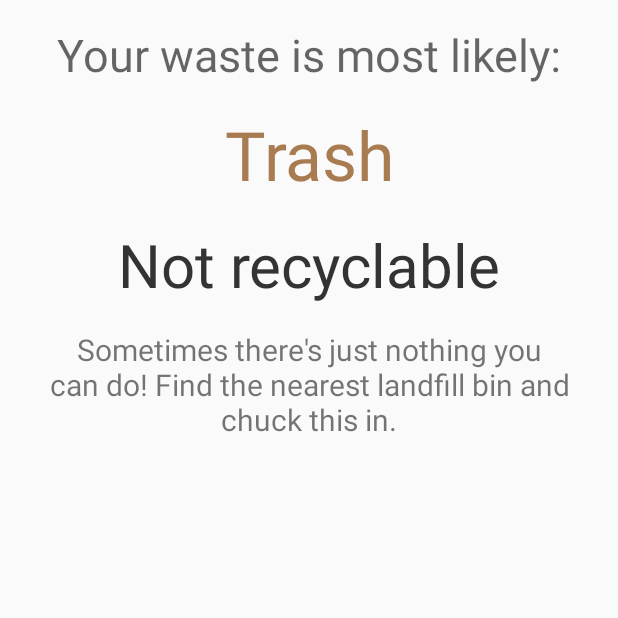
After one commit to CalvinYan/waste-not, an Android app: the ResultActivity screen opened directly, with no data from a screen before it, on a phone screen of 412 x 824 dp, the top half of it. The commit adds this screen. Run offline under Robolectric (Android 15) with nearby library versions, the phone set to English and light mode, and no system bars; 3 statements that could not run were skipped.

Commit message:
Add classification display, Congressional App Challenge submission

```diff
--- a/app/src/main/AndroidManifest.xml
+++ b/app/src/main/AndroidManifest.xml
@@ -5,6 +5,7 @@
     <uses-permission android:name="android.permission.CAMERA" />
     <uses-permission android:name="android.permission.WRITE_EXTERNAL_STORAGE" />
     <uses-permission android:name="android.permission.INTERNET" />
+
     <uses-feature android:name="android.hardware.Camera" />
 
     <application
@@ -23,6 +24,7 @@
                 <category android:name="android.intent.category.LAUNCHER" />
             </intent-filter>
         </activity>
+        <activity android:name=".ResultActivity"></activity>
     </application>
 
 </manifest>
--- a/app/src/main/java/com/github/calvinyan/wastenot/CameraActivity.java
+++ b/app/src/main/java/com/github/calvinyan/wastenot/CameraActivity.java
@@ -1,5 +1,6 @@
 package com.github.calvinyan.wastenot;
 
+import android.content.Intent;
 import android.content.pm.PackageManager;
 import android.graphics.Bitmap;
 import android.graphics.BitmapFactory;
@@ -47,6 +48,8 @@ public class CameraActivity extends AppCompatActivity {
     public void setResult(String result) {
         classificationResult = result;
         Log.d(TAG, result);
-        // TODO: Change activities
+        Intent showResult = new Intent(this, ResultActivity.class);
+        showResult.putExtra("Result", result);
+        this.startActivity(showResult);
     }
 }
--- /dev/null
+++ b/app/src/main/java/com/github/calvinyan/wastenot/ResultActivity.java
@@ -0,0 +1,92 @@
+package com.github.calvinyan.wastenot;
+
+import android.content.Intent;
+import android.support.v7.app.AppCompatActivity;
+import android.os.Bundle;
+import android.util.Log;
+import android.widget.TextView;
+
+import java.util.StringTokenizer;
+
+public class ResultActivity extends AppCompatActivity {
+
+    private static String TAG = "ResultActivity";
+
+    private String classification;
+
+    // The minimum confidence of the top category required to classify the image as that category
+    private double cutoff = 0.7;
+
+    @Override
+    protected void onCreate(Bundle savedInstanceState) {
+        super.onCreate(savedInstanceState);
+        setContentView(R.layout.activity_result);
+
+        Intent showResult = this.getIntent();
+        classification = showResult.getStringExtra("Result");
+        setResultText();
+    }
+
+    // Display the text corresponding to the classification result
+    private void setResultText() {
+        // The text fields we need to programmatically change
+        TextView classificationText = findViewById(R.id.textViewClassification);
+        TextView resultText = findViewById(R.id.textViewResult);
+        TextView explanationText = findViewById(R.id.textViewExplanation);
+
+        // Get the top result
+        StringTokenizer tokenizer = new StringTokenizer(classification);
+        String category = tokenizer.nextToken();
+        double confidence = Double.valueOf(tokenizer.nextToken());
+
+        Log.d(TAG, category + " " + confidence);
+
+        // Are we confident enough about our classification?
+        if (confidence >= cutoff) {
+            switch(category) {
+                case "cardboard":
+                    classificationText.setText(R.string.classify_cardboard);
+                    resultText.setTextColor(getResources().getColor(R.color.colorAccent));
+                    resultText.setText(R.string.result_positive);
+                    explanationText.setText(R.string.explanation_cardboard);
+                    break;
+                case "glass":
+                    classificationText.setText(R.string.classify_glass);
+                    resultText.setTextColor(getResources().getColor(R.color.colorAccent));
+                    resultText.setText(R.string.result_positive);
+                    explanationText.setText(R.string.explanation_glass);
+                    break;
+                case "metal":
+                    classificationText.setText(R.string.classify_metal);
+                    resultText.setTextColor(getResources().getColor(R.color.colorAccent));
+                    resultText.setText(R.string.result_positive);
+                    explanationText.setText(R.string.explanation_metal);
+                    break;
+                case "paper":
+                    classificationText.setText(R.string.classify_paper);
+                    resultText.setTextColor(getResources().getColor(R.color.colorAccent));
+                    resultText.setText(R.string.result_positive);
+                    explanationText.setText(R.string.explanation_paper);
+                    break;
+                case "plastic":
+                    classificationText.setText(R.string.classify_plastic);
+                    resultText.setTextColor(getResources().getColor(R.color.colorAccent));
+                    resultText.setText(R.string.result_positive);
+                    explanationText.setText(R.string.explanation_plastic);
+                    break;
+                case "trash":
+                    classificationText.setText(R.string.classify_trash);
+                    resultText.setTextColor(getResources().getColor(R.color.colorBlack));
+                    resultText.setText(R.string.result_negative);
+                    explanationText.setText(R.string.explanation_trash);
+                    break;
+            }
+        } else {
+            // Better to play it safe and trash it than incorrectly assume
+            classificationText.setText(R.string.classify_trash);
+            resultText.setTextColor(getResources().getColor(R.color.colorBlack));
+            resultText.setText(R.string.result_negative);
+            explanationText.setText(R.string.explanation_trash);
+        }
+    }
+}
--- /dev/null
+++ b/app/src/main/res/layout/activity_result.xml
@@ -0,0 +1,75 @@
+<?xml version="1.0" encoding="utf-8"?>
+<android.support.constraint.ConstraintLayout xmlns:android="http://schemas.android.com/apk/res/android"
+    xmlns:app="http://schemas.android.com/apk/res-auto"
+    xmlns:tools="http://schemas.android.com/tools"
+    android:layout_width="match_parent"
+    android:layout_height="match_parent"
+    tools:context=".ResultActivity">
+
+    <TextView
+        android:id="@+id/textViewStatic"
+        android:layout_width="wrap_content"
+        android:layout_height="wrap_content"
+        android:layout_marginEnd="8dp"
+        android:layout_marginLeft="8dp"
+        android:layout_marginRight="8dp"
+        android:layout_marginStart="8dp"
+        android:layout_marginTop="16dp"
+        android:gravity="center"
+        android:text="@string/classify_static"
+        android:textAppearance="@style/TextAppearance.AppCompat.Display1"
+        android:textSize="30sp"
+        app:layout_constraintEnd_toEndOf="parent"
+        app:layout_constraintStart_toStartOf="parent"
+        app:layout_constraintTop_toTopOf="parent" />
+
+    <TextView
+        android:id="@+id/textViewClassification"
+        android:layout_width="wrap_content"
+        android:layout_height="wrap_content"
+        android:layout_marginEnd="20dp"
+        android:layout_marginLeft="20dp"
+        android:layout_marginRight="20dp"
+        android:layout_marginStart="20dp"
+        android:layout_marginTop="16dp"
+        android:gravity="center"
+        android:text="@string/classify_default"
+        android:textAppearance="@style/TextAppearance.AppCompat.Display2"
+        android:textColor="@color/colorPrimary"
+        app:layout_constraintEnd_toEndOf="parent"
+        app:layout_constraintStart_toStartOf="parent"
+        app:layout_constraintTop_toBottomOf="@+id/textViewStatic" />
+
+    <TextView
+        android:id="@+id/textViewResult"
+        android:layout_width="wrap_content"
+        android:layout_height="wrap_content"
+        android:layout_marginEnd="8dp"
+        android:layout_marginLeft="8dp"
+        android:layout_marginRight="8dp"
+        android:layout_marginStart="8dp"
+        android:layout_marginTop="16dp"
+        android:gravity="center"
+        android:text=""
+        android:textAppearance="@style/TextAppearance.AppCompat.Display2"
+        android:textSize="40sp"
+        app:layout_constraintEnd_toEndOf="parent"
+        app:layout_constraintStart_toStartOf="parent"
+        app:layout_constraintTop_toBottomOf="@id/textViewClassification" />
+
+    <TextView
+        android:id="@+id/textViewExplanation"
+        android:layout_width="349dp"
+        android:layout_height="295dp"
+        android:layout_marginEnd="16dp"
+        android:layout_marginLeft="16dp"
+        android:layout_marginRight="16dp"
+        android:layout_marginStart="16dp"
+        android:layout_marginTop="16dp"
+        android:gravity="center_horizontal"
+        android:text="@string/explanation_default"
+        android:textSize="20sp"
+        app:layout_constraintEnd_toEndOf="parent"
+        app:layout_constraintStart_toStartOf="parent"
+        app:layout_constraintTop_toBottomOf="@+id/textViewResult" />
+</android.support.constraint.ConstraintLayout>
--- a/app/src/main/res/values/colors.xml
+++ b/app/src/main/res/values/colors.xml
@@ -3,4 +3,6 @@
     <color name="colorPrimary">#A87B51</color>
     <color name="colorPrimaryDark">#744C28</color>
     <color name="colorAccent">#00C6F7</color>
+    <color name="colorAccentDark">#107796</color>
+    <color name="colorBlack">#333333</color>
 </resources>
--- a/app/src/main/res/values/strings.xml
+++ b/app/src/main/res/values/strings.xml
@@ -1,4 +1,52 @@
 <resources>
     <string name="app_name">WasteNot</string>
     <string name="capture_button">Capture</string>
+    <string name="classify_static">Your waste is most likely:</string>
+    <string name="classify_default">Error</string>
+    <string name="classify_cardboard">Cardboard</string>
+    <string name="classify_glass">Glass</string>
+    <string name="classify_metal">Metal</string>
+    <string name="classify_paper">Paper</string>
+    <string name="classify_plastic">Plastic</string>
+    <string name="classify_trash">Trash</string>
+    <string name="classify_unknown">Unknown</string>
+    <string name="result_positive">Recyclable</string>
+    <string name="result_negative">Not recyclable</string>
+    <string name="explanation_default">Aw, this wasn\'t supposed to happen! If you\'re seeing this,
+                                        either the server is down or there was an error with the app
+                                        displaying the result. Please try again at another time.</string>
+    <string name="explanation_cardboard">You can recycle this, but there is one condition; soiled
+                                        cardboard goes in the garbage. If this is a pizza or donut
+                                        box, for example. the grease makes recycling impossible.
+                                        Otherwise, just be sure to shake away any food crumbs, remove
+                                        packing tape and any plastic liners, and flatten the cardboard
+                                        if it\'s a box, and in the recycling it goes!</string>
+    <string name="explanation_glass">This is most likely a glass container, like a bottle, mug, or jar,
+                                    which you can basically recycle as is. Dump any residual food or
+                                    oil into the compost and give the glass a quick rinse.
+                                    If there\'s a metal cap or wine cork
+                                    on top, you can recycle that, but it must be removed from the
+                                    container first.</string>
+    <string name="explanation_metal">This one\'s an easy one! All metals are infinitely recyclable,
+                                    INCLUDING clean aluminum foil, with the sole exception of aerosol
+                                    cans that are partially full. Lightly rinse the object with water
+                                    and you\'re good to go.</string>
+    <string name="explanation_paper">Virtually all forms of paper can be recycled! Newspapers,
+                                    sticky notes, glossy magazines, colored paper, you name it. Make
+                                    sure the paper is dry, and metal parts like staples and paper clips
+                                    can be left on, although reusing paper clips is advisable. If
+                                    your paper contains sensitive information, consider covering it
+                                    with Sharpie instead of shredding it, which makes the paper last
+                                    a shorter time due to the smaller wood fibers.</string>
+    <string name="explanation_plastic">Hard plastic, like jugs, plastic bottles, and salad containers, are recyclable.
+                                        Lightly rinse out the contents and put the plastic cap back
+                                        on; it actually makes recyclers\' lives easier! Plastic wraps,
+                                        films, and bags are trickier. To recycle these, you have to
+                                        take them to storefront recycling bins at your nearest Walmart
+                                        or Target.</string>
+    <string name="explanation_trash">Sometimes there\'s just nothing you can do! Find the nearest
+                                    landfill bin and chuck this in."</string>
+    <string name="explanation_unknown">Sorry, our app was stumped on this one! Make sure the object
+                                        takes up the whole camera frame, no more, no less, and put
+                                        it on a well-lit, white surface for better results.</string>
 </resources>
```
